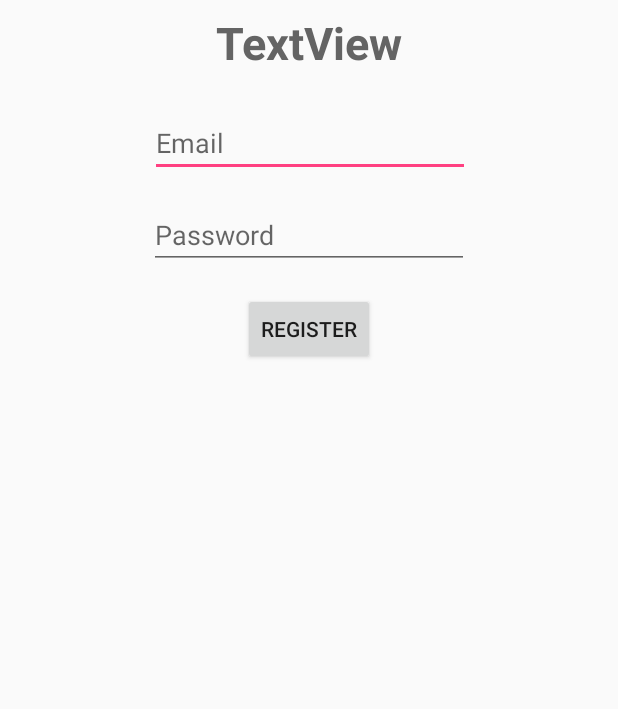
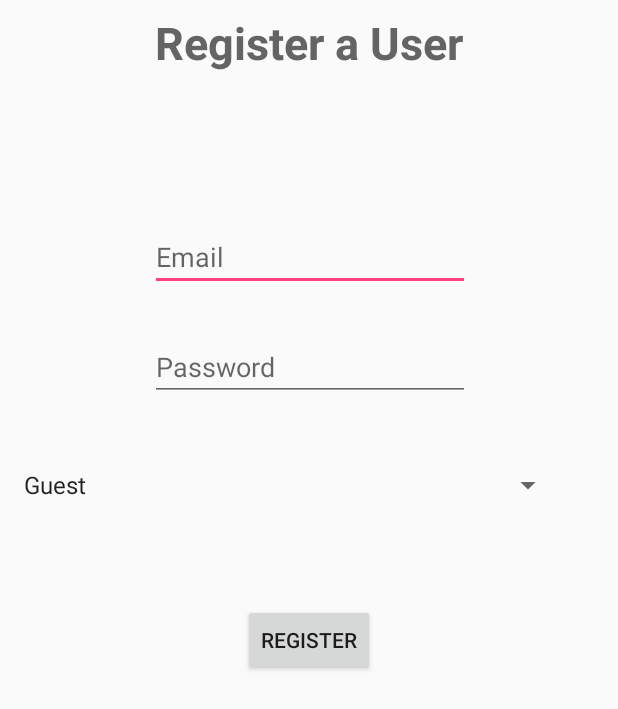
Before and after one commit to james-a-johnson-zz/BreadBox, an Android app: the Register screen opened directly, with no data from a screen before it, on a phone screen of 412 x 824 dp. Shown: the top 709 px of the screen. Run offline under Robolectric (Android 15) with nearby library versions, the phone set to English and light mode, and no system bars; our stand-ins replace Firebase (no records; nobody signed in at launch, a user with empty details on screens opened directly).

Commit message:
Fixed logout button and made text boxes more clear.
Signed-off-by: James Johnson <jjohnson474@gatech.edu>

```diff
--- a/app/src/main/java/spacepirates/breadbox/Register.java
+++ b/app/src/main/java/spacepirates/breadbox/Register.java
@@ -10,6 +10,7 @@ import android.widget.ArrayAdapter;
 import android.widget.Button;
 import android.widget.EditText;
 import android.widget.Spinner;
+import android.widget.TextView;
 import android.widget.Toast;
 
 import com.google.android.gms.tasks.OnCompleteListener;
@@ -25,6 +26,7 @@ public class Register extends AppCompatActivity implements View.OnClickListener
     private Spinner userType;
     private EditText emailText;
     private EditText passwordText;
+    private TextView registerText;
 
     @Override
     protected void onCreate(Bundle savedInstanceState) {
@@ -36,6 +38,9 @@ public class Register extends AppCompatActivity implements View.OnClickListener
         userType = findViewById(R.id.UserTypeSpinner);
         emailText = findViewById(R.id.EmailText);
         passwordText = findViewById(R.id.PasswordText);
+        registerText = findViewById(R.id.RegisterText);
+
+        registerText.setText("Register a User");
 
         userType.setAdapter(new ArrayAdapter<UserType>(this, android.R.layout.simple_spinner_item, UserType.values()));
         register.setOnClickListener(this);
--- a/app/src/main/res/layout/activity_main.xml
+++ b/app/src/main/res/layout/activity_main.xml
@@ -14,9 +14,10 @@
         android:layout_marginEnd="8dp"
         android:layout_marginStart="8dp"
         android:layout_marginTop="8dp"
-        android:text="Button"
+        android:text="Logout"
         app:layout_constraintBottom_toBottomOf="parent"
         app:layout_constraintEnd_toEndOf="parent"
         app:layout_constraintStart_toStartOf="parent"
-        app:layout_constraintTop_toTopOf="parent" />
+        app:layout_constraintTop_toTopOf="parent"
+        tools:text="Logout" />
 </android.support.constraint.ConstraintLayout>
--- a/app/src/main/res/layout/activity_register.xml
+++ b/app/src/main/res/layout/activity_register.xml
@@ -11,16 +11,16 @@
         android:id="@+id/EmailText"
         android:layout_width="wrap_content"
         android:layout_height="wrap_content"
-        android:layout_marginBottom="16dp"
         android:layout_marginEnd="8dp"
         android:layout_marginStart="8dp"
+        android:layout_marginTop="100dp"
         android:ems="10"
         android:hint="Email"
         android:inputType="textEmailAddress"
-        app:layout_constraintBottom_toTopOf="@+id/PasswordText"
         app:layout_constraintEnd_toEndOf="parent"
         app:layout_constraintHorizontal_bias="0.503"
-        app:layout_constraintStart_toStartOf="parent" />
+        app:layout_constraintStart_toStartOf="parent"
+        app:layout_constraintTop_toBottomOf="@+id/RegisterText" />
 
     <EditText
         android:id="@+id/PasswordText"
@@ -28,19 +28,19 @@
         android:layout_height="wrap_content"
         android:layout_marginEnd="8dp"
         android:layout_marginStart="8dp"
+        android:layout_marginTop="28dp"
         android:ems="10"
         android:hint="Password"
         android:inputType="textPassword"
-        app:layout_constraintBottom_toBottomOf="@+id/UserTypeSpinner"
         app:layout_constraintEnd_toEndOf="parent"
+        app:layout_constraintHorizontal_bias="0.503"
         app:layout_constraintStart_toStartOf="parent"
-        tools:layout_editor_absoluteY="214dp" />
+        app:layout_constraintTop_toBottomOf="@+id/EmailText" />
 
     <TextView
-        android:id="@+id/textView"
+        android:id="@+id/RegisterText"
         android:layout_width="wrap_content"
         android:layout_height="wrap_content"
-        android:layout_marginBottom="24dp"
         android:layout_marginEnd="8dp"
         android:layout_marginStart="8dp"
         android:layout_marginTop="8dp"
@@ -50,7 +50,6 @@
         android:textSize="30sp"
         android:textStyle="bold"
         android:typeface="sans"
-        app:layout_constraintBottom_toTopOf="@+id/EmailText"
         app:layout_constraintEnd_toEndOf="parent"
         app:layout_constraintStart_toStartOf="parent"
         app:layout_constraintTop_toTopOf="parent"
@@ -62,7 +61,7 @@
         android:layout_height="wrap_content"
         android:layout_marginEnd="8dp"
         android:layout_marginStart="8dp"
-        android:layout_marginTop="16dp"
+        android:layout_marginTop="68dp"
         android:text="Register"
         app:layout_constraintEnd_toEndOf="parent"
         app:layout_constraintStart_toStartOf="parent"
@@ -71,11 +70,12 @@
     <Spinner
         android:id="@+id/UserTypeSpinner"
         android:layout_width="368dp"
-        android:layout_height="wrap_content"
+        android:layout_height="23dp"
         android:layout_marginEnd="8dp"
         android:layout_marginStart="8dp"
-        android:layout_marginTop="16dp"
+        android:layout_marginTop="44dp"
         app:layout_constraintEnd_toEndOf="parent"
+        app:layout_constraintHorizontal_bias="0.0"
         app:layout_constraintStart_toStartOf="parent"
         app:layout_constraintTop_toBottomOf="@+id/PasswordText" />
 </android.support.constraint.ConstraintLayout>
```
Also changed, not shown: app/src/main/res/layout/activity_login.xml (+13 -9 lines).
